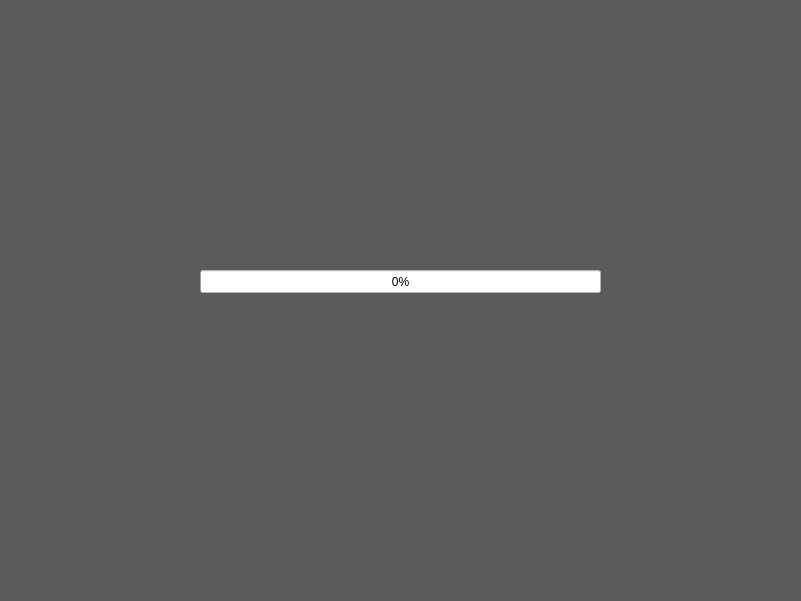
Blackrose/Tcutest_SerialSystem, file startUp/startUpFrm.ui: the form before one commit.
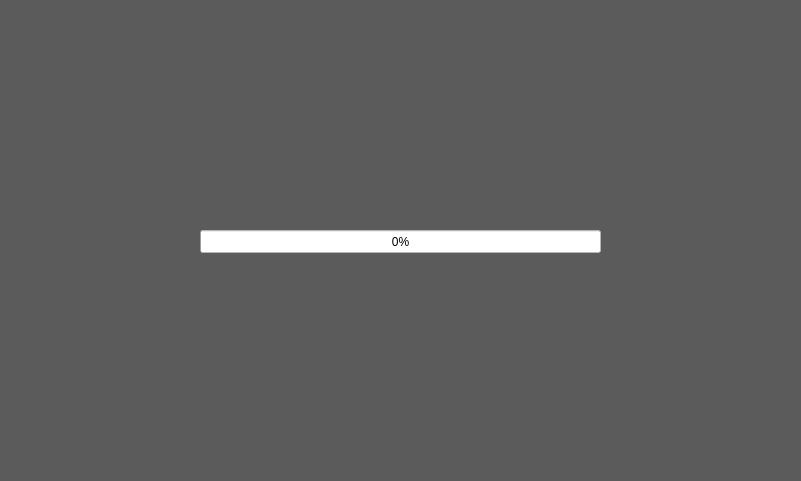
The form after the commit.

```diff
--- a/startUp/startUpFrm.ui
+++ b/startUp/startUpFrm.ui
@@ -10,7 +10,7 @@
     <x>0</x>
     <y>0</y>
     <width>801</width>
-    <height>601</height>
+    <height>481</height>
    </rect>
   </property>
   <property name="cursor">
@@ -29,7 +29,7 @@
    <property name="geometry">
     <rect>
      <x>200</x>
-     <y>270</y>
+     <y>230</y>
      <width>401</width>
      <height>23</height>
     </rect>
```
Left out of the diff: 2 changed lines with no effect on the pictures.
